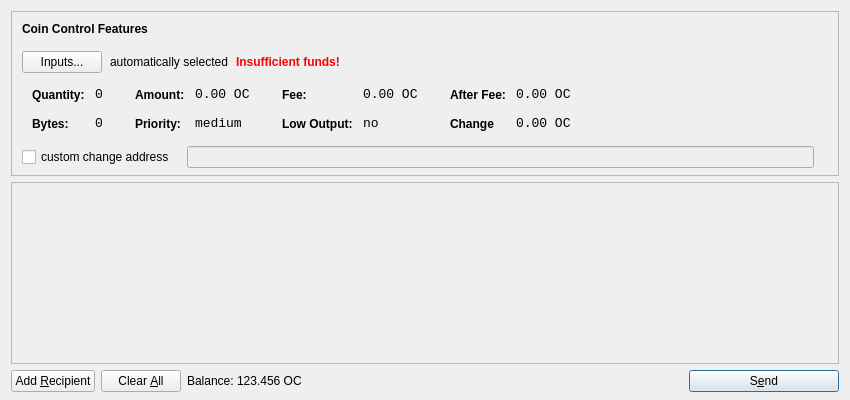
The window that src/qt/forms/sendcoinsdialog.ui (theone-and-not-only-coin/onecoin) describes before a commit, drawn with Qt 5.
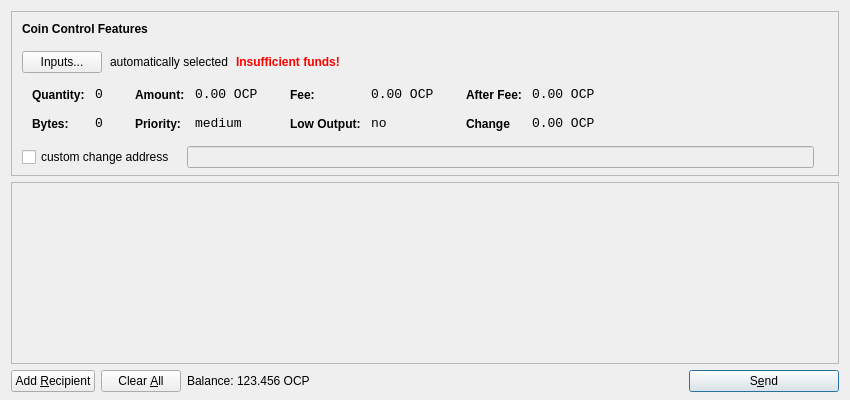
The same window after the commit. Icons and pictures are not drawn.

The edit to the form file:
```diff
--- a/src/qt/forms/sendcoinsdialog.ui
+++ b/src/qt/forms/sendcoinsdialog.ui
@@ -321,7 +321,7 @@
                   <enum>Qt::ActionsContextMenu</enum>
                  </property>
                  <property name="text">
-                  <string notr="true">0.00 OC</string>
+                  <string notr="true">0.00 OCP</string>
                  </property>
                  <property name="textInteractionFlags">
                   <set>Qt::LinksAccessibleByMouse|Qt::TextSelectableByKeyboard|Qt::TextSelectableByMouse</set>
@@ -407,7 +407,7 @@
                   <enum>Qt::ActionsContextMenu</enum>
                  </property>
                  <property name="text">
-                  <string notr="true">0.00 OC</string>
+                  <string notr="true">0.00 OCP</string>
                  </property>
                  <property name="textInteractionFlags">
                   <set>Qt::LinksAccessibleByMouse|Qt::TextSelectableByKeyboard|Qt::TextSelectableByMouse</set>
@@ -493,7 +493,7 @@
                   <enum>Qt::ActionsContextMenu</enum>
                  </property>
                  <property name="text">
-                  <string notr="true">0.00 OC</string>
+                  <string notr="true">0.00 OCP</string>
                  </property>
                  <property name="textInteractionFlags">
                   <set>Qt::LinksAccessibleByMouse|Qt::TextSelectableByKeyboard|Qt::TextSelectableByMouse</set>
@@ -525,7 +525,7 @@
                   <enum>Qt::ActionsContextMenu</enum>
                  </property>
                  <property name="text">
-                  <string notr="true">0.00 OC</string>
+                  <string notr="true">0.00 OCP</string>
                  </property>
                  <property name="textInteractionFlags">
                   <set>Qt::LinksAccessibleByMouse|Qt::TextSelectableByKeyboard|Qt::TextSelectableByMouse</set>
@@ -724,7 +724,7 @@
           <cursorShape>IBeamCursor</cursorShape>
          </property>
          <property name="text">
-          <string notr="true">123.456 OC</string>
+          <string notr="true">123.456 OCP</string>
          </property>
          <property name="textInteractionFlags">
           <set>Qt::LinksAccessibleByMouse|Qt::TextSelectableByKeyboard|Qt::TextSelectableByMouse</set>
```
